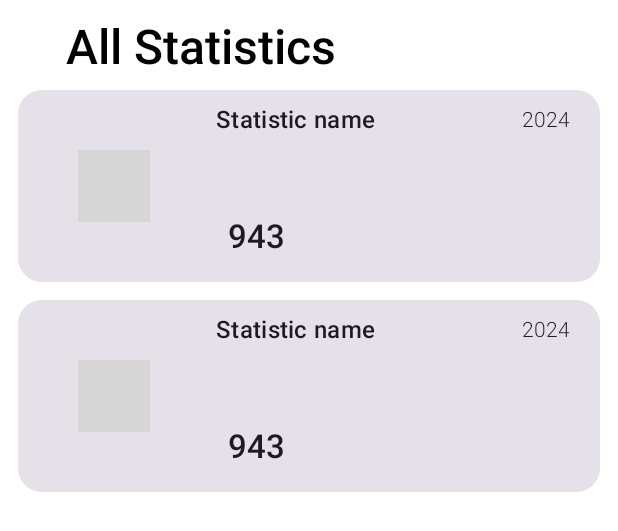
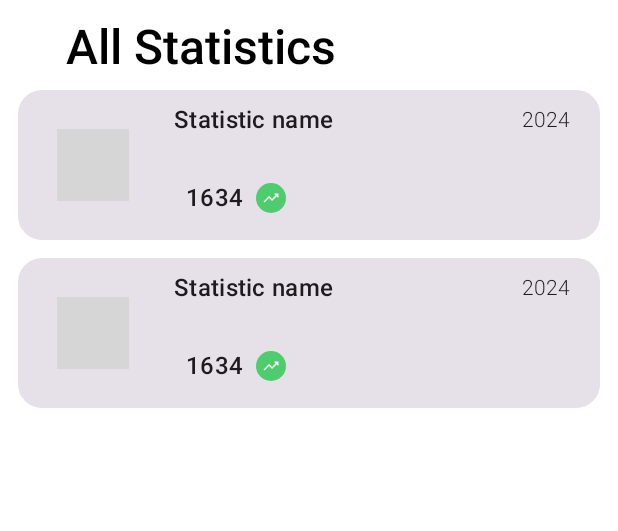
Before and after one commit to jcayot/Planou, an Android app built with Jetpack Compose: the @Preview function HomeStatisticsAllStatisticsListPreview, on a phone screen of 412 x 824 dp. Shown: the top 531 px of the screen. Run offline under Robolectric (Android 15) with nearby library versions, the phone set to English and light mode, and no system bars; libraries missing offline, so code that uses them is left out: com.patrykandpatrick.vico; 3 statements that could not run were skipped; grey boxes are pictures that could not be loaded.

Commit message:
UI: Rework statistics list item
- Added trend indicators (increasing, decreasing, stable) to statistics list items using badges and icons.
- Improved visual presentation of statistics list items with trend information.
- Updated color resources for trend indicators (good, bad, stable).
- Adjusted layout dimensions for better visual balance.
- Updated data unit field styling to match new list item design.

```diff
--- a/app/src/main/java/com/cayot/flyingmore/data/model/statistics/TemporalStatisticBrief.kt
+++ b/app/src/main/java/com/cayot/flyingmore/data/model/statistics/TemporalStatisticBrief.kt
@@ -10,5 +10,6 @@ data class TemporalStatisticBrief(
     @StringRes val unitRes: Int? = null,
     val timeFrameName: String,
     val chartType: ChartType,
-    val dataText: String? = null
+    val dataText: String,
+    val trend: Trend? = null
 )
--- /dev/null
+++ b/app/src/main/java/com/cayot/flyingmore/data/model/statistics/Trend.kt
@@ -0,0 +1,15 @@
+package com.cayot.flyingmore.data.model.statistics
+
+import androidx.annotation.ColorRes
+import androidx.compose.material.icons.Icons
+import androidx.compose.material.icons.automirrored.filled.TrendingDown
+import androidx.compose.material.icons.automirrored.filled.TrendingFlat
+import androidx.compose.material.icons.automirrored.filled.TrendingUp
+import androidx.compose.ui.graphics.vector.ImageVector
+import com.cayot.flyingmore.R
+
+enum class Trend(@ColorRes val colorRes: Int, val icon: ImageVector) {
+    INCREASING(R.color.good_green, Icons.AutoMirrored.Filled.TrendingUp),
+    DECREASING(R.color.bad_red, Icons.AutoMirrored.Filled.TrendingDown),
+    STABLE(R.color.stable_grey, Icons.AutoMirrored.Filled.TrendingFlat)
+}
--- a/app/src/main/java/com/cayot/flyingmore/ui/composable/DataUnitField.kt
+++ b/app/src/main/java/com/cayot/flyingmore/ui/composable/DataUnitField.kt
@@ -25,7 +25,7 @@ fun DataUnitField(
     ) {
         Text(
             text = data,
-            style = MaterialTheme.typography.titleLarge,
+            style = MaterialTheme.typography.titleMedium,
             fontWeight = SemiBold
         )
         if (unit != null) {
--- a/app/src/main/java/com/cayot/flyingmore/ui/home/list/FlightListTab.kt
+++ b/app/src/main/java/com/cayot/flyingmore/ui/home/list/FlightListTab.kt
@@ -158,7 +158,7 @@ fun FlightListItemComposable(
                 Row (
                     modifier = Modifier.fillMaxWidth()
                 ) {
-                    Badge(containerColor = colorResource(R.color.flight_distance_green),
+                    Badge(containerColor = colorResource(R.color.good_green),
                         contentColor = Color.White) {
                         Text(
                             text = "+ " + flight.getDistanceString(),
--- a/app/src/main/java/com/cayot/flyingmore/ui/home/statistics/StatisticsHomeTab.kt
+++ b/app/src/main/java/com/cayot/flyingmore/ui/home/statistics/StatisticsHomeTab.kt
@@ -15,8 +15,10 @@ import androidx.compose.foundation.layout.size
 import androidx.compose.foundation.lazy.LazyColumn
 import androidx.compose.foundation.lazy.items
 import androidx.compose.foundation.shape.RoundedCornerShape
+import androidx.compose.material3.Badge
 import androidx.compose.material3.Card
 import androidx.compose.material3.CardDefaults
+import androidx.compose.material3.Icon
 import androidx.compose.material3.MaterialTheme
 import androidx.compose.material3.Text
 import androidx.compose.runtime.Composable
@@ -24,6 +26,8 @@ import androidx.compose.runtime.collectAsState
 import androidx.compose.runtime.getValue
 import androidx.compose.ui.Alignment
 import androidx.compose.ui.Modifier
+import androidx.compose.ui.graphics.Color
+import androidx.compose.ui.res.colorResource
 import androidx.compose.ui.res.dimensionResource
 import androidx.compose.ui.res.painterResource
 import androidx.compose.ui.res.stringResource
@@ -33,6 +37,7 @@ import androidx.compose.ui.unit.dp
 import androidx.lifecycle.viewmodel.compose.viewModel
 import com.cayot.flyingmore.R
 import com.cayot.flyingmore.data.model.statistics.TemporalStatisticBrief
+import com.cayot.flyingmore.data.model.statistics.Trend
 import com.cayot.flyingmore.data.model.statistics.enums.ChartType
 import com.cayot.flyingmore.ui.AppViewModelProvider
 import com.cayot.flyingmore.ui.composable.DataUnitField
@@ -130,7 +135,7 @@ fun StatisticItemBriefComposable(
     ) {
         Row(modifier = Modifier
             .fillMaxWidth()
-            .size(dimensionResource(R.dimen.list_item_height))
+            .size(dimensionResource(R.dimen.statistic_list_item_heigth))
             .padding(dimensionResource(R.dimen.padding_small))
         ) {
             StatisticItemChart(
@@ -164,14 +169,30 @@ fun StatisticItemBriefComposable(
                 Spacer(
                     modifier = Modifier.weight(1f)
                 )
-                DataUnitField(
-                    data = statisticBriefItem.dataText ?:
-                    (statisticBriefItem.data.last().toString()),
-                    unit = statisticBriefItem.unitRes?.let { stringResource(it) },
+                Row(
+                    verticalAlignment = Alignment.CenterVertically,
                     modifier = Modifier.fillMaxWidth()
                         .padding(bottom = dimensionResource(R.dimen.padding_small))
                         .padding(start = dimensionResource(R.dimen.padding_small))
-                )
+                ) {
+                    DataUnitField(
+                        data = statisticBriefItem.dataText,
+                        unit = statisticBriefItem.unitRes?.let { stringResource(it) },
+                    )
+                    if (statisticBriefItem.trend != null) {
+                        Badge(
+                            containerColor = colorResource(statisticBriefItem.trend.colorRes),
+                            contentColor = Color.White,
+                            modifier = Modifier.padding(start = dimensionResource(R.dimen.padding_small))
+                                .size(dimensionResource(R.dimen.badge_size))
+                        ) {
+                            Icon(
+                                imageVector = statisticBriefItem.trend.icon,
+                                contentDescription = statisticBriefItem.trend.icon.name
+                            )
+                        }
+                    }
+                }
             }
         }
     }
@@ -207,7 +228,8 @@ fun HomeStatisticsAllStatisticsListPreview() {
                 unitRes = null,
                 data = listOf(1634, 1234, 2435, 0, 134, 9823, 12345, 450, 987, 456, 325, 943),
                 chartType = ChartType.BAR_GRAPH,
-                dataText = null
+                dataText = "1634",
+                trend = Trend.INCREASING
             ),
             TemporalStatisticBrief(
                 displayNameRes = R.string.statistic_name,
@@ -215,7 +237,8 @@ fun HomeStatisticsAllStatisticsListPreview() {
                 unitRes = null,
                 data = listOf(1634, 1234, 2435, 0, 134, 9823, 12345, 450, 987, 456, 325, 943),
                 chartType = ChartType.BAR_GRAPH,
-                dataText = null
+                dataText = "1634",
+                trend = Trend.INCREASING
             )
         ),
         onStatisticItemPressed = {}
@@ -232,7 +255,8 @@ fun StatisticItemBriefComposablePreview() {
             unitRes = null,
             data = listOf(1634, 1234, 2435, 0, 134, 9823, 12345, 450, 987, 456, 325, 943),
             chartType = ChartType.BAR_GRAPH,
-            dataText = null
+            dataText = "1634",
+            trend = Trend.INCREASING
         ),
         onStatisticItemPressed = {}
     )
--- a/app/src/main/res/values/colors.xml
+++ b/app/src/main/res/values/colors.xml
@@ -1,4 +1,6 @@
 <?xml version="1.0" encoding="utf-8"?>
 <resources>
-    <color name="flight_distance_green">#4fcc6e</color>
+    <color name="good_green">#4fcc6e</color>
+    <color name="bad_red">#ff4d4d</color>
+    <color name="stable_grey">#999999</color>
 </resources>
--- a/app/src/main/res/values/dimens.xml
+++ b/app/src/main/res/values/dimens.xml
@@ -8,4 +8,6 @@
     <dimen name="padding_medium">16dp</dimen>
     <dimen name="padding_large">32dp</dimen>
     <dimen name="padding_mini">4dp</dimen>
+    <dimen name="statistic_list_item_heigth">100dp</dimen>
+    <dimen name="badge_size">20dp</dimen>
 </resources>
```
Also changed, not shown: app/src/main/java/com/cayot/flyingmore/data/model/statistics/NumberDailyTemporalStatistic.kt (+17 -2 lines).
